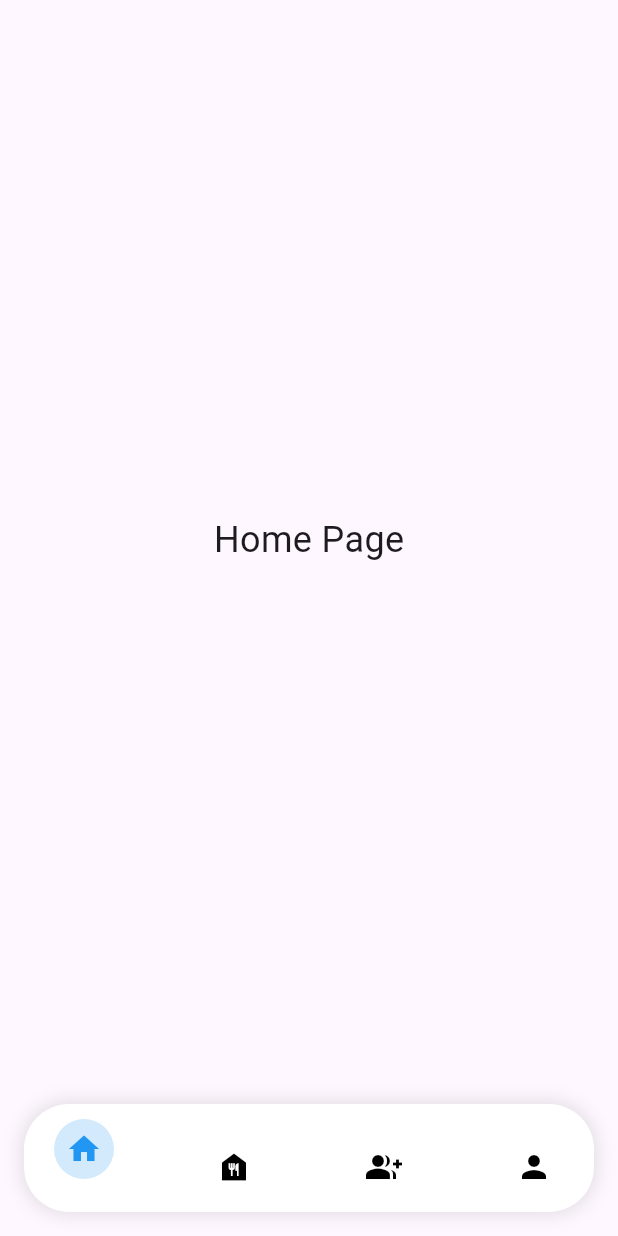
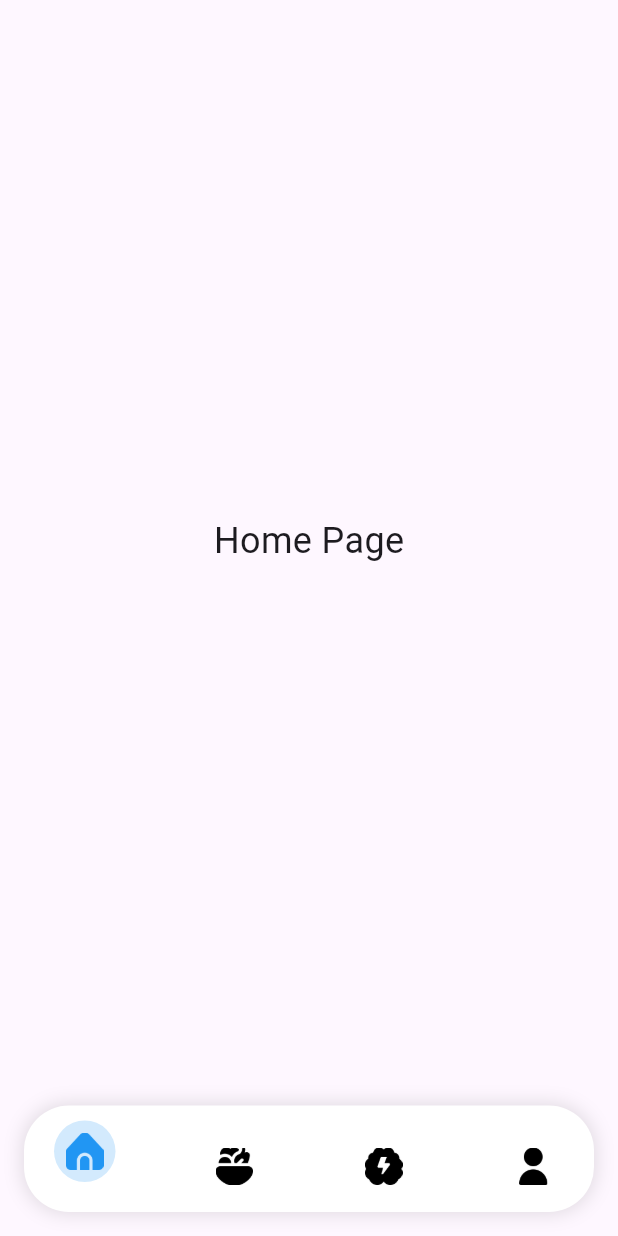
Before and after one commit to AryamanDubey28/workout_app, a Flutter app: the screen it shows after launch, on a phone screen of 412 x 824 dp. Run offline on Flutter 3.47's test engine with Material 3 defaults, Android fonts, the phone set to English and light mode, and no system bars; our stand-ins replace curved_navigation_bar.

Commit message:
add custom icons

```diff
--- a/frontend/workout_tracker/lib/main.dart
+++ b/frontend/workout_tracker/lib/main.dart
@@ -51,56 +51,14 @@ class _MyHomePageState extends State<MyHomePage> {
       body: _pages[_selectedIndex],
       bottomNavigationBar: CustomNavigationBar(
         selectedIndex: _selectedIndex,
-        items: const <Widget>[
-          Icon(Icons.home),
-          Icon(Icons.food_bank),
-          Icon(Icons.group_add_sharp),
-          Icon(Icons.person)
+        items: const <String>[
+          'assets/images/home.png',
+          'assets/images/food.png',
+          'assets/images/stress.png',
+          'assets/images/profile.png',
         ],
         onTap: _onItemTapped,
       ),
     );
-
-    // return Scaffold(
-    //   body: _pages[_selectedIndex],
-    //   bottomNavigationBar: CurvedNavigationBar(
-    //     items: const <Widget>[
-    //       Icon(Icons.home),
-    //       Icon(Icons.food_bank),
-    //       Icon(Icons.group_add_sharp),
-    //       Icon(Icons.person)
-    //     ],
-    //     onTap: _onItemTapped,
-    //     backgroundColor: Colors.grey,
-    //   ),
-    // );
-
-    // return Scaffold(
-    //   body: _pages[_selectedIndex],
-    //   bottomNavigationBar: BottomNavigationBar(
-    //     items: const <BottomNavigationBarItem>[
-    //       BottomNavigationBarItem(
-    //         icon: Icon(Icons.home),
-    //         label: 'Home',
-    //       ),
-    //       BottomNavigationBarItem(
-    //         icon: Icon(Icons.food_bank),
-    //         label: 'Food',
-    //       ),
-    //       BottomNavigationBarItem(
-    //         icon: Icon(Icons.group_add_sharp),
-    //         label: 'Stress',
-    //       ),
-    //       BottomNavigationBarItem(
-    //         icon: Icon(Icons.person),
-    //         label: 'Profile',
-    //       ),
-    //     ],
-    //     currentIndex: _selectedIndex,
-    //     unselectedItemColor: Colors.grey,
-    //     selectedItemColor: Colors.blue,
-    //     onTap: _onItemTapped,
-    //   ),
-    // );
   }
 }
--- a/frontend/workout_tracker/lib/utilities/custom_navigation_bar.dart
+++ b/frontend/workout_tracker/lib/utilities/custom_navigation_bar.dart
@@ -3,12 +3,13 @@ import 'package:flutter/material.dart';
 class CustomNavigationBar extends StatefulWidget {
   final int selectedIndex;
   final ValueChanged<int> onTap;
-  final List<Widget> items;
+  final List<String> items;
   final Color backgroundColor;
   final Color iconColor;
   final Color selectedIconColor;
 
-  CustomNavigationBar({
+  const CustomNavigationBar({
+    super.key,
     required this.selectedIndex,
     required this.onTap,
     required this.items,
@@ -71,7 +72,7 @@ class _CustomNavigationBarState extends State<CustomNavigationBar>
         mainAxisAlignment: MainAxisAlignment.spaceBetween,
         children: widget.items.asMap().entries.map((entry) {
           int index = entry.key;
-          Widget icon = entry.value;
+          String assetPath = entry.value;
           bool isSelected = widget.selectedIndex == index;
           return GestureDetector(
             onTap: () {
@@ -83,8 +84,8 @@ class _CustomNavigationBarState extends State<CustomNavigationBar>
               curve: Curves.easeInOut,
               padding: const EdgeInsets.all(8),
               margin: EdgeInsets.only(
-                top: isSelected ? 0 : 12,
-                bottom: isSelected ? 12 : 0,
+                top: isSelected ? 0 : 10,
+                bottom: isSelected ? 10 : 0,
               ),
               decoration: BoxDecoration(
                 shape: BoxShape.circle,
@@ -92,12 +93,11 @@ class _CustomNavigationBarState extends State<CustomNavigationBar>
                     ? widget.selectedIconColor.withOpacity(0.2)
                     : Colors.transparent,
               ),
-              child: IconTheme(
-                data: IconThemeData(
-                  color:
-                      isSelected ? widget.selectedIconColor : widget.iconColor,
-                ),
-                child: icon,
+              child: Image.asset(
+                assetPath,
+                color: isSelected ? widget.selectedIconColor : widget.iconColor,
+                height: 25, // adjust size as needed
+                width: 25, // adjust size as needed
               ),
             ),
           );
--- a/frontend/workout_tracker/pubspec.yaml
+++ b/frontend/workout_tracker/pubspec.yaml
@@ -64,7 +64,11 @@ flutter:
   # assets:
   #   - images/a_dot_burr.jpeg
   #   - images/a_dot_ham.jpeg
-
+  assets:
+    - assets/images/home.png
+    - assets/images/food.png
+    - assets/images/stress.png
+    - assets/images/profile.png
   # An image asset can refer to one or more resolution-specific "variants", see
   # https://flutter.dev/assets-and-images/#resolution-aware
 
```
Also changed, not shown: frontend/workout_tracker/assets/images/food.png (added), frontend/workout_tracker/assets/images/home.png (added), frontend/workout_tracker/assets/images/profile.png (added), frontend/workout_tracker/assets/images/stress.png (added).
